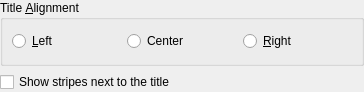
KDE/kwin, file clients/oxygen/config/oxygenconfig.ui: the form before one commit.
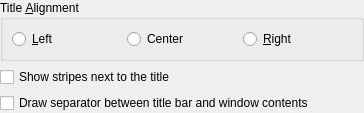
The form after the commit.

Commit message: FEATURE: added option to enable/disable the horizontal bar between decoration title bar and window contents.

The edit to the form file:
```diff
--- a/clients/oxygen/config/oxygenconfig.ui
+++ b/clients/oxygen/config/oxygenconfig.ui
@@ -60,6 +60,16 @@
      </property>
     </widget>
    </item>
+   <item>
+    <widget class="QCheckBox" name="drawSeparator">
+     <property name="whatsThis">
+      <string>When enabled, this option increases the visibility of the window titlebar by adding an horizontal bar between the title bar and the window contents</string>
+     </property>
+     <property name="text">
+      <string>Draw separator between title bar and window contents</string>
+     </property>
+    </widget>
+   </item>
   </layout>
  </widget>
   <resources/>
```
The commit also changes 1 other file.
